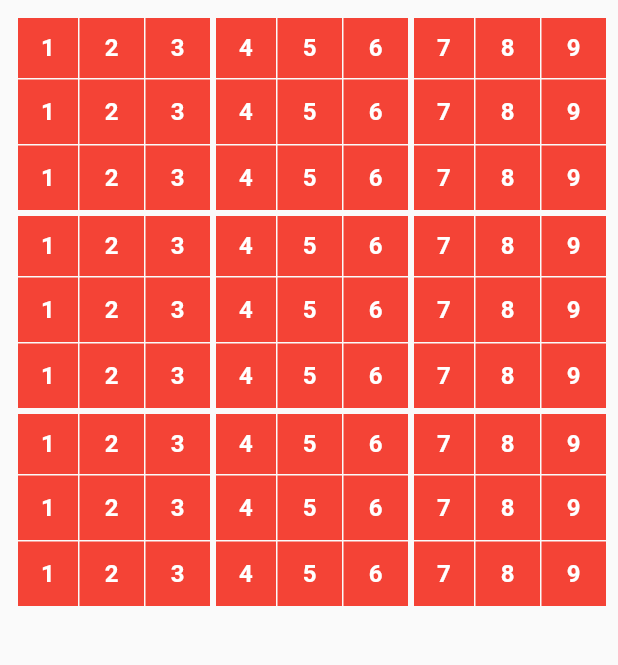
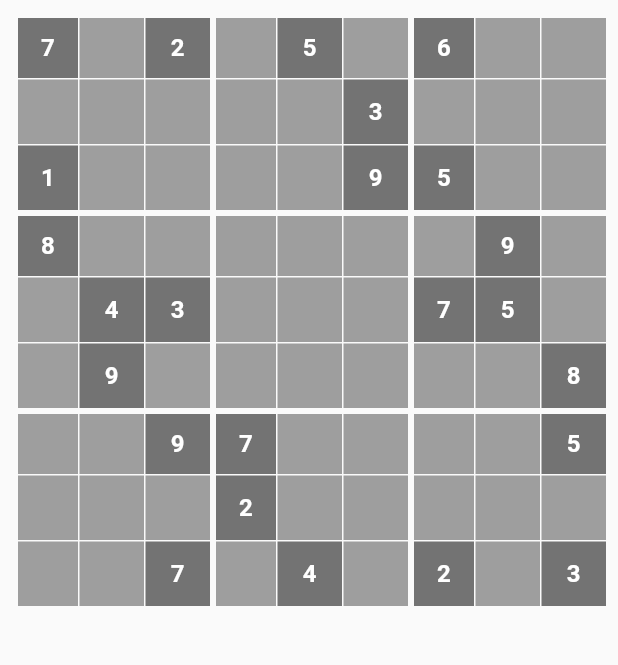
Before and after one commit to hamed-deriv/flutter_sudoku, a Flutter app: the screen it shows after launch, on a phone screen of 412 x 824 dp, the part 84-749 px from its top. Run offline on Flutter 3.47's test engine with Material 2 defaults, Android fonts, the phone set to English and light mode, and no system bars.

Commit message:
improve generator

```diff
--- a/lib/home_page.dart
+++ b/lib/home_page.dart
@@ -16,6 +16,8 @@ class HomePage extends StatefulWidget {
 
 class _HomePageState extends State<HomePage> {
   late final List<SudokuElementModel> _sudokuElements;
+
+  int _selectedIndex = 0;
 
   @override
   void initState() {
@@ -43,19 +45,29 @@ class _HomePageState extends State<HomePage> {
                 child: InkWell(
                   child: SudokuElement(model: _sudokuElements[index]),
                   onTap: () async {
+                    if (!_sudokuElements[index].readonly) {
                       for (int i = 0; i < 81; i++) {
                         if (isInSameRowColumnBox(index, i)) {
-                        _sudokuElements[i].color = Colors.grey;
+                          _sudokuElements[i].color = _sudokuElements[i].readonly
+                              ? Colors.black54
+                              : _sudokuElements[i].color.withOpacity(0.6);
                         } else {
-                        _sudokuElements[i].color = Colors.red;
+                          _sudokuElements[i].color = _sudokuElements[i].readonly
+                              ? Colors.black54
+                              : _sudokuElements[i].color.withOpacity(1);
                         }
                       }
+
+                      _selectedIndex = index;
+
+                      setState(() {});
 
                       // _sudokuElements[index].value = await showNumberPicker(
                       //         context, _sudokuElements[index]) ??
                       //     _sudokuElements[index].value;
 
-                    setState(() {});
+                      // setState(() {});
+                    }
                   },
                 ),
               ),
@@ -65,15 +77,17 @@ class _HomePageState extends State<HomePage> {
       );
 
   List<SudokuElementModel> generateRandomSudoku() {
-    final List<SudokuElementModel> elements = List<SudokuElementModel>.generate(
-      81,
-      (int index) => SudokuElementModel(
-        value: index % 9 + 1,
-        readonly: true,
-        color: Colors.red,
-        hints: <int>[0, 0, 0, 0, 0, 0],
-      ),
-    );
+    final List<SudokuElementModel> elements = <SudokuElementModel>[];
+
+    for (int i = 0; i < 9; i++) {
+      for (int j = 0; j < 9; j++) {
+        elements.add(SudokuElementModel(
+          value: board[i][j] == 0 ? 0 : board[i][j],
+          readonly: board[i][j] != 0,
+          color: board[i][j] == 0 ? Colors.grey : Colors.black54,
+        ));
+      }
+    }
 
     return elements;
   }
@@ -94,7 +108,6 @@ class _HomePageState extends State<HomePage> {
               children: <Widget>[
                 for (int i = 1; i <= 9; i++)
                   GestureDetector(
-                    child: Material(
                     child: Text(
                       '$i',
                       textAlign: TextAlign.center,
@@ -105,7 +118,6 @@ class _HomePageState extends State<HomePage> {
                             : Colors.grey,
                       ),
                     ),
-                    ),
                     onTap: () => Navigator.of(context).pop(i),
                   ),
               ],
@@ -114,3 +126,15 @@ class _HomePageState extends State<HomePage> {
         ),
       );
 }
+
+final List<List<int>> board = <List<int>>[
+  <int>[7, 0, 2, 0, 5, 0, 6, 0, 0],
+  <int>[0, 0, 0, 0, 0, 3, 0, 0, 0],
+  <int>[1, 0, 0, 0, 0, 9, 5, 0, 0],
+  <int>[8, 0, 0, 0, 0, 0, 0, 9, 0],
+  <int>[0, 4, 3, 0, 0, 0, 7, 5, 0],
+  <int>[0, 9, 0, 0, 0, 0, 0, 0, 8],
+  <int>[0, 0, 9, 7, 0, 0, 0, 0, 5],
+  <int>[0, 0, 0, 2, 0, 0, 0, 0, 0],
+  <int>[0, 0, 7, 0, 4, 0, 2, 0, 3]
+];
```
Lines whose indentation alone changed are shown as unchanged.
